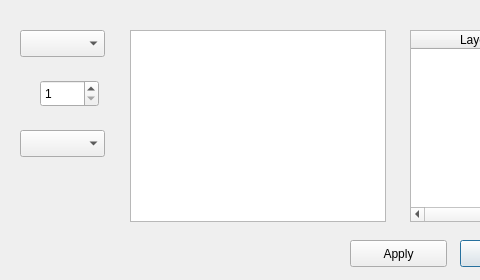
Before: the Qt Designer form settings.ui in kevinaubert/ChangementViewer, drawn with Qt 5; both pictures show x 0 to 480 and y 0 to 280 of the 697 by 280 pixel window.
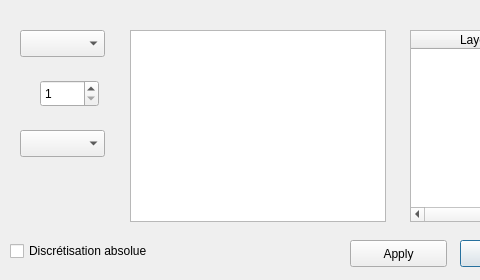
After: the same form once the commit is applied.

Commit message: discretisation absolue fail

Diff of the .ui file:
```diff
--- a/settings.ui
+++ b/settings.ui
@@ -145,6 +145,19 @@
     <string>OK</string>
    </property>
   </widget>
+  <widget class="QCheckBox" name="ccbAbsolu">
+   <property name="geometry">
+    <rect>
+     <x>10</x>
+     <y>240</y>
+     <width>191</width>
+     <height>22</height>
+    </rect>
+   </property>
+   <property name="text">
+    <string>Discrétisation absolue</string>
+   </property>
+  </widget>
  </widget>
  <resources/>
  <connections/>
```
The commit also changes 1 other file.
